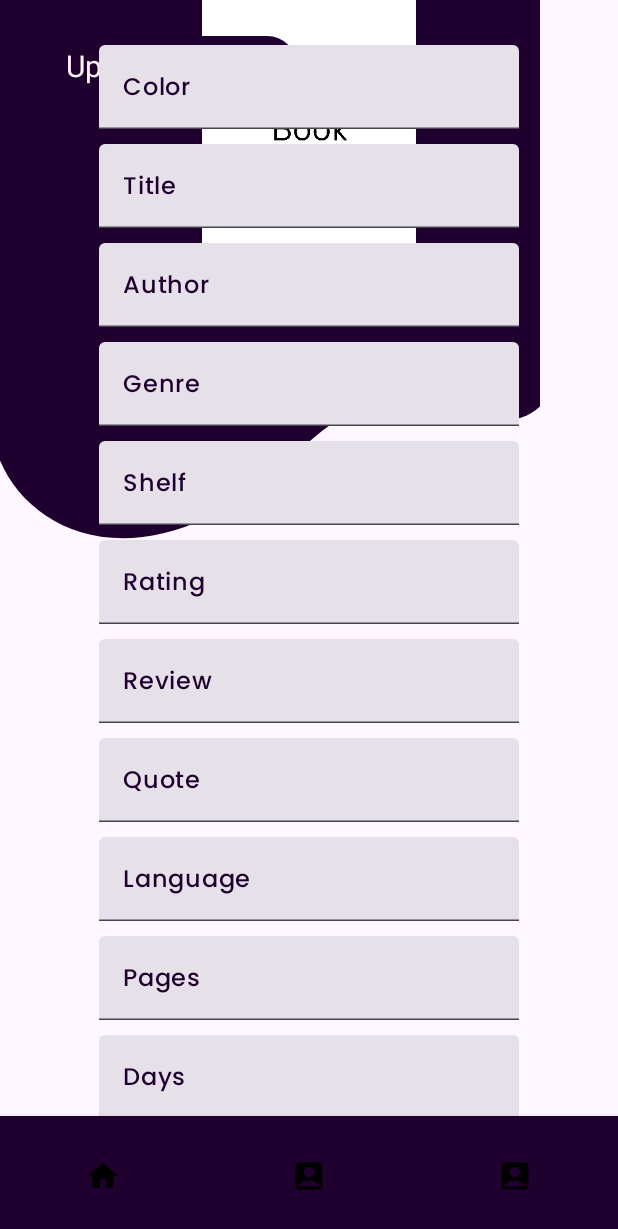
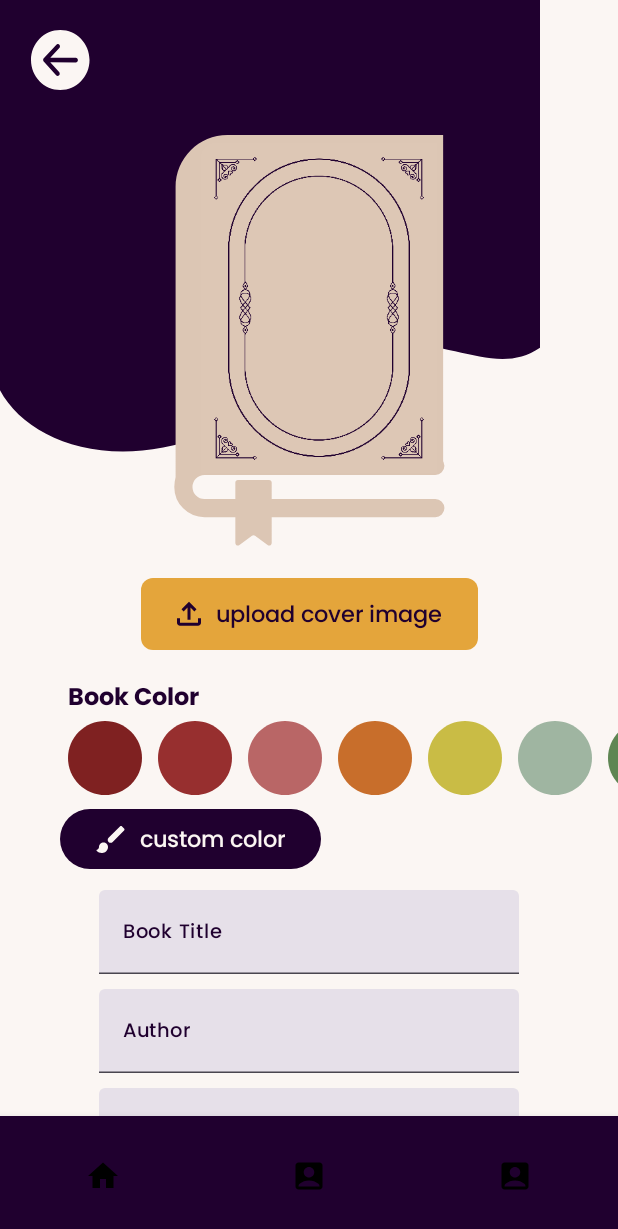
Before and after one commit to maximaaallost/ccl3, an Android app built with Jetpack Compose: the screen it shows after launch (MainActivity), on a phone screen of 412 x 824 dp. Shown: the top 1229 px of the screen. Run offline under Robolectric (Android 15) with nearby library versions, the phone set to English and light mode, and no system bars; libraries missing offline, so code that uses them is left out: androidx.camera.core, androidx.camera.lifecycle, androidx.camera.view.

Commit message:
add page styling textfield + textfield text composable

```diff
--- a/app/src/main/java/com/cc221013/bookify/ui/MainViews.kt
+++ b/app/src/main/java/com/cc221013/bookify/ui/MainViews.kt
@@ -6,6 +6,7 @@ import androidx.camera.core.ImageCapture
 import androidx.camera.core.ImageCaptureException
 import androidx.camera.view.PreviewView
 import androidx.compose.foundation.Image
+import androidx.compose.foundation.background
 import androidx.compose.foundation.clickable
 import androidx.compose.foundation.layout.Arrangement
 import androidx.compose.foundation.layout.Box
@@ -18,12 +19,15 @@ import androidx.compose.foundation.layout.height
 import androidx.compose.foundation.layout.padding
 import androidx.compose.foundation.layout.size
 import androidx.compose.foundation.lazy.LazyColumn
+import androidx.compose.foundation.lazy.LazyRow
 import androidx.compose.foundation.lazy.items
 import androidx.compose.foundation.rememberScrollState
 import androidx.compose.foundation.shape.RoundedCornerShape
+import androidx.compose.foundation.text.KeyboardOptions
 import androidx.compose.foundation.verticalScroll
 import androidx.compose.material.AlertDialog
 import androidx.compose.material.BottomNavigation
+import androidx.compose.material.ButtonDefaults
 import androidx.compose.material.Divider
 import androidx.compose.material.Icon
 import androidx.compose.material.IconButton
@@ -46,6 +50,7 @@ import androidx.compose.runtime.Composable
 import androidx.compose.runtime.collectAsState
 import androidx.compose.runtime.getValue
 import androidx.compose.runtime.mutableStateOf
+import androidx.compose.runtime.remember
 import androidx.compose.runtime.saveable.rememberSaveable
 import androidx.compose.runtime.setValue
 import androidx.compose.ui.Alignment
@@ -57,6 +62,7 @@ import androidx.compose.ui.res.stringResource
 import androidx.compose.ui.text.TextStyle
 import androidx.compose.ui.text.font.FontFamily
 import androidx.compose.ui.text.font.FontWeight
+import androidx.compose.ui.text.input.KeyboardType
 import androidx.compose.ui.text.input.TextFieldValue
 import androidx.compose.ui.unit.dp
 import androidx.compose.ui.unit.sp
@@ -67,11 +73,20 @@ import androidx.navigation.compose.composable
 import androidx.navigation.compose.rememberNavController
 import coil.compose.rememberImagePainter
 import com.cc221013.bookify.R
+import com.cc221013.bookify.ui.theme.Blue
 import com.cc221013.bookify.ui.theme.DarkBeige
+import com.cc221013.bookify.ui.theme.DarkBlue
+import com.cc221013.bookify.ui.theme.DarkRed
 import com.cc221013.bookify.ui.theme.LightBeige
+import com.cc221013.bookify.ui.theme.LightRed
 import com.cc221013.bookify.ui.theme.LightViolet
+import com.cc221013.bookify.ui.theme.Lime
+import com.cc221013.bookify.ui.theme.Mint
 import com.cc221013.bookify.ui.theme.NonWhite
+import com.cc221013.bookify.ui.theme.Orange
+import com.cc221013.bookify.ui.theme.Pink
 import com.cc221013.bookify.ui.theme.Poppins
+import com.cc221013.bookify.ui.theme.Turquoise
 import com.cc221013.bookify.ui.theme.Violet
 import com.cc221013.bookify.ui.theme.Yellow
 import java.io.File
@@ -96,7 +111,9 @@ fun MainView(mainViewModel: MainViewModel){
     val navController = rememberNavController()
 
     Scaffold(
-        bottomBar = {BottomNavigationBar(navController, state.value.selectedScreen)}
+        bottomBar = {
+            BottomNavigationBar(navController, state.value.selectedScreen)
+        }
     ) {
         NavHost(
             navController = navController,
@@ -127,7 +144,7 @@ fun MainView(mainViewModel: MainViewModel){
 @Composable
 fun BottomNavigationBar(navController: NavHostController, selectedScreen: Screen){
     BottomNavigation (
-        backgroundColor = MaterialTheme.colorScheme.primary
+        backgroundColor = MaterialTheme.colorScheme.primary,
     ) {
         NavigationBarItem(
             selected = (selectedScreen == Screen.Read),
@@ -272,134 +289,111 @@ fun AddBookScreen(mainViewModel: MainViewModel, navController: NavHostController
     var days by rememberSaveable(stateSaver = TextFieldValue.Saver) { mutableStateOf(TextFieldValue("")) }
     var mediaType by rememberSaveable(stateSaver = TextFieldValue.Saver) { mutableStateOf(TextFieldValue("")) }
 
-
-
-
-    Box(modifier = Modifier.fillMaxSize()) {
-
-
-        Button(onClick = { navController.navigate(Screen.Read.route) }) {
-            Text(text = "Back", style = TextStyle(fontSize = 20.sp, color = NonWhite))
-        }
-
-
-        Image(
-            painter = painterResource(id = R.drawable.violetswirl),
-            contentDescription = "Decorative Picture" )
-
-        Image(
-            painter = rememberImagePainter(lastItem), // show the last taken photo form the photosList
-            contentDescription = "Entry Image",
-            modifier = Modifier
-                .fillMaxWidth()
-                .height(200.dp)
-                .clip(RoundedCornerShape(8.dp))
-        )
-
-        Button(
-            onClick = { mainViewModel.enableCameraPreview(true)},
-            modifier = Modifier
-                .padding(20.dp)
-        ) { Text(text = "Upload Picture", style = TextStyle(fontSize = 20.sp, color = NonWhite)) }
-
-    }
-
-
     Column (
         modifier = Modifier
             .fillMaxSize()
-            .verticalScroll(rememberScrollState())
-            .padding(20.dp),
+            .verticalScroll(rememberScrollState()),
         horizontalAlignment = Alignment.CenterHorizontally,
         verticalArrangement = Arrangement.Center
     ){
+        //with back button, violetswirl and cover image
+        Box(modifier = Modifier.fillMaxSize()) {
+            Image(
+                painter = painterResource(id = R.drawable.violetswirl),
+                contentDescription = "Decorative Picture" )
+
+            Icon (
+                painter = painterResource(id = R.drawable.goback),
+                contentDescription = "Back",
+                tint = NonWhite,
+                modifier = Modifier
+                    .padding(20.dp)
+                    .clickable { navController.navigate(Screen.Read.route) }
+                    .size(40.dp)
 
 
+            )
+            Box( modifier = Modifier
+                .align(Alignment.TopCenter)
+                .padding(top = 90.dp, bottom = 20.dp, start = 20.dp, end = 20.dp)){
+                Icon(
+                    painter = painterResource(id = R.drawable.bookcover),
+                    contentDescription = "Book cover background",
+                    tint = DarkBeige,
+                    modifier = Modifier
+                        .size(275.dp)
+                )
 
+                Image(
+                    painter = rememberImagePainter(lastItem),
+                    contentDescription = "Entry Image",
+                    modifier = Modifier
+                        .height(225.dp)
+                        .padding(65.dp, 5.dp, 0.dp, 0.dp)
+                        .clip(RoundedCornerShape(10.dp, 0.dp, 0.dp, 0.dp))
+                )
+            }
 
-        TextField(
-            modifier = Modifier.padding(top = 10.dp),
-            value = color,
-            onValueChange = { newText -> color = newText },
-            label = { Text(text = "Color") },
+        }
+
+        //with camera button
+        Button(onClick = { mainViewModel.enableCameraPreview(true) },
+            modifier = Modifier
+                .clip(RoundedCornerShape(8.dp))
+                .background(Yellow),
+            colors = androidx.compose.material3.ButtonDefaults.buttonColors(Color.Transparent),
+        ) {
+            Icon(painter = painterResource(id = R.drawable.upload), contentDescription = "upload image icon", tint = Violet)
+            Text(text = "upload cover image", style = TextStyle(fontSize = 15.sp, color = Violet, fontFamily = Poppins), modifier = Modifier.padding(start = 10.dp))
+        }
+
+        Text(text = "Book Color",
+            style = TextStyle(fontSize = 16.sp, color = Violet, fontFamily = Poppins, fontWeight = FontWeight.ExtraBold),
+            modifier = Modifier
+                .padding(top = 20.dp, start = 45.dp)
+                .align(Alignment.Start),
         )
 
-        TextField(
-            modifier = Modifier.padding(top = 10.dp),
-            value = title,
-            onValueChange = { newText -> title = newText },
-            label = { Text(text = "Title") },
-        )
+        ColorList()
 
-        TextField(
-            modifier = Modifier.padding(top = 10.dp),
-            value = author,
-            onValueChange = { newText -> author = newText },
-            label = { Text(text = "Author") },
-        )
+        Button(onClick = { },
+            modifier = Modifier
+                .clip(RoundedCornerShape(8.dp))
+                .align(Alignment.Start)
+                .padding(start = 40.dp),
+            //colors = ButtonDefaults.buttonColors(backgroundColor = Yellow),
+        ) {
+            Icon(painter = painterResource(id = R.drawable.paintbrush), contentDescription = "custom color icon", tint = NonWhite)
+            Text(text = "custom color", style = TextStyle(fontSize = 15.sp, color = NonWhite, fontFamily = Poppins), modifier = Modifier.padding(start = 10.dp))
+        }
 
-        TextField(
-            modifier = Modifier.padding(top = 10.dp),
-            value = genre,
-            onValueChange = { newText -> genre = newText },
-            label = { Text(text = "Genre") },
-        )
-
-        TextField(
-            modifier = Modifier.padding(top = 10.dp),
-            value = shelf,
-            onValueChange = { newText -> shelf = newText },
-            label = { Text(text = "Shelf") },
-        )
-
-        TextField(
-            modifier = Modifier.padding(top = 10.dp),
-            value = rating,
-            onValueChange = { newText -> rating = newText },
-            label = { Text(text = "Rating") },
-        )
-
-        TextField(
-            modifier = Modifier.padding(top = 10.dp),
-            value = review,
-            onValueChange = { newText -> review = newText },
-            label = { Text(text = "Review") },
-        )
-
-        TextField(
-            modifier = Modifier.padding(top = 10.dp),
-            value = quote,
-            onValueChange = { newText -> quote = newText },
-            label = { Text(text = "Quote") },
-        )
-
-        TextField(
-            modifier = Modifier.padding(top = 10.dp),
-            value = language,
-            onValueChange = { newText -> language = newText },
-            label = { Text(text = "Language") },
-        )
-
-        TextField(
-            modifier = Modifier.padding(top = 10.dp),
-            value = pages,
-            onValueChange = { newText -> pages = newText },
-            label = { Text(text = "Pages") },
-        )
-
-        TextField(
-            modifier = Modifier.padding(top = 10.dp),
-            value = days,
-            onValueChange = { newText -> days = newText },
-            label = { Text(text = "Days") },
-        )
-
-        TextField(
-            modifier = Modifier.padding(top = 10.dp),
-            value = mediaType,
-            onValueChange = { newText -> mediaType = newText },
-            label = { Text(text = "Media Type") },
-        )
+ Column {
+        StyledTextField(title,"Book Title")
+        StyledTextField(author,"Author")
+        StyledTextField(genre,"Genre")
+        StyledText("Shelf")
+        StyledTextField(shelf,"Shelf")
+        StyledText("Rate the book")
+        StyledTextField(rating,"Rating")
+        StyledText("Write a review")
+        StyledTextField(review,"Review")
+        StyledText("Quotes")
+        StyledTextField(quote,"'I will not die today' - Harry Potter")
+        Button(onClick = { mainViewModel.enableCameraPreview(true) },
+         modifier = Modifier
+             .clip(RoundedCornerShape(8.dp))
+             .padding(start = 20.dp)
+         //colors = ButtonDefaults.buttonColors(backgroundColor = Yellow),
+        ) {
+         Icon(imageVector = Icons.Default.Add, contentDescription = "add quote", tint = NonWhite)
+         Text(text = "add quote", style = TextStyle(fontSize = 15.sp, color = NonWhite, fontFamily = Poppins), modifier = Modifier.padding(start = 5.dp))
+        }
+        StyledTextField(language,"Language")
+        StyledText("Amount of Pages")
+        StyledTextField(pages,"Pages")
+        StyledTextField(days,"Days")
+        StyledTextField(mediaType,"Media Type")
+ }
 
         Button(
             onClick = {
@@ -434,6 +428,61 @@ fun AddBookScreen(mainViewModel: MainViewModel, navController: NavHostController
 }
 
 @Composable
+fun ColorList() {
+    val colorList = listOf(
+        DarkRed, LightRed, Pink, Orange, Lime, Mint, Turquoise, Blue, DarkBlue
+    )
+   Row {
+        Spacer(modifier = Modifier.padding(20.dp))
+        LazyRow {
+            items(colorList) { color ->
+                Icon(
+                    painter = painterResource(id = R.drawable.circle),
+                    contentDescription = null,
+                    tint = color,
+                    modifier = Modifier
+                        .size(60.dp)
+                        .padding(5.dp)
+                )
+            }
+        }
+    }
+}
+
+@OptIn(ExperimentalMaterial3Api::class)
+@Composable
+fun StyledTextField( value: TextFieldValue, label: String) {
+    var inputValue = value;
+    TextField(
+        value = inputValue,
+//        colors = TextFieldDefaults.textFieldColors(
+//            backgroundColor = DarkBeige,
+//            focusedIndicatorColor = Color.Transparent,
+//            unfocusedIndicatorColor = Color.Transparent,
+//            disabledIndicatorColor = Color.Transparent
+//        ),
+        modifier = Modifier
+            .padding(top = 10.dp)
+            .padding(horizontal = 16.dp)
+            .background(DarkBeige, RoundedCornerShape(8.dp)),
+        onValueChange = { newText -> inputValue = newText },
+        label = { Text(text = "$label", color = Violet, fontSize = 13.sp) },
+        keyboardOptions = KeyboardOptions.Default.copy(
+            keyboardType = KeyboardType.Text
+        )
+    )
+}
+
+@Composable
+fun StyledText(text: String) {
+    Text(text = "$text",
+        style = TextStyle(fontSize = 16.sp, color = Violet, fontFamily = Poppins, fontWeight = FontWeight.ExtraBold),
+        modifier = Modifier
+            .padding(start = 16.dp, top = 10.dp )
+    )
+}
+
+        @Composable
 fun CameraView(mainViewModel: MainViewModel, previewView: PreviewView, imageCapture: ImageCapture, cameraExecutor: ExecutorService, directory: File){
     Box(contentAlignment = Alignment.BottomCenter, modifier = Modifier.fillMaxSize()){
         AndroidView({previewView}, modifier = Modifier.fillMaxSize())
--- a/app/src/main/java/com/cc221013/bookify/ui/theme/Color.kt
+++ b/app/src/main/java/com/cc221013/bookify/ui/theme/Color.kt
@@ -8,3 +8,15 @@ val DarkBeige = Color(0xFFDCC6B4)
 val LightBeige = Color(0xFFF0E3D8)
 val Violet = Color(0xFF20002F)
 val LightViolet = Color(0xFF735D7A)
+
+
+//Colors for Color Picker
+val DarkRed = Color(0xFF7F2121)
+val LightRed = Color(0xFF972F2F)
+val Pink = Color(0xFFB96666)
+val Orange = Color(0xFFC86E2B)
+val Lime = Color(0xFFC9BC45)
+val Mint = Color(0xFF9FB5A1)
+val Turquoise = Color(0xFF5F8653)
+val Blue = Color(0xFF86B9C0)
+val DarkBlue = Color(0xFF066D7B)
--- a/app/src/main/java/com/cc221013/bookify/ui/theme/Theme.kt
+++ b/app/src/main/java/com/cc221013/bookify/ui/theme/Theme.kt
@@ -17,14 +17,16 @@ import androidx.core.view.WindowCompat
 
 private val DarkColorScheme = darkColorScheme(
     primary = Violet,
-    secondary = Yellow,
-    tertiary = NonWhite
+    secondary = LightViolet,
+    tertiary = NonWhite,
+    background = NonWhite
 )
 
 private val LightColorScheme = lightColorScheme(
     primary = Violet,
     secondary = LightViolet,
-    tertiary = NonWhite
+    tertiary = NonWhite,
+    background = NonWhite
 )
 
 @Composable
--- /dev/null
+++ b/app/src/main/res/drawable/bookcover.xml
@@ -0,0 +1,18 @@
+<vector xmlns:android="http://schemas.android.com/apk/res/android"
+    android:width="105dp"
+    android:height="159dp"
+    android:viewportWidth="105"
+    android:viewportHeight="159">
+  <path
+      android:pathData="M1,20C1,8.95 9.95,0 21,0H104V127.38H13.5L1,134.16V20Z"
+      android:fillColor="#E5A63B"/>
+  <path
+      android:pathData="M101,127.38H12.13C7.64,127.38 4,131.02 4,135.51V135.51C4,140 7.64,143.64 12.13,143.64H101"
+      android:strokeWidth="7"
+      android:fillColor="#00000000"
+      android:strokeColor="#E5A63B"
+      android:strokeLineCap="round"/>
+  <path
+      android:pathData="M24,157.03V133.8C24,133.25 24.45,132.8 25,132.8H37C37.55,132.8 38,133.25 38,133.8V157.03C38,157.85 37.07,158.32 36.41,157.84L31.59,154.31C31.24,154.05 30.76,154.05 30.41,154.31L25.59,157.84C24.93,158.32 24,157.85 24,157.03Z"
+      android:fillColor="#FCF7F4"/>
+</vector>
--- /dev/null
+++ b/app/src/main/res/drawable/circle.xml
@@ -0,0 +1,9 @@
+<vector xmlns:android="http://schemas.android.com/apk/res/android"
+    android:width="40dp"
+    android:height="40dp"
+    android:viewportWidth="40"
+    android:viewportHeight="40">
+  <path
+      android:pathData="M20,20m-20,0a20,20 0,1 1,40 0a20,20 0,1 1,-40 0"
+      android:fillColor="#812121"/>
+</vector>
--- a/app/src/main/res/drawable/goback.xml
+++ b/app/src/main/res/drawable/goback.xml
@@ -4,9 +4,7 @@
     android:viewportWidth="40"
     android:viewportHeight="41">
   <path
-      android:pathData="M0,20.5a20,20.5 0,1 0,40 0a20,20.5 0,1 0,-40 0z"
-      android:fillColor="#FCF7F4"/>
-  <path
-      android:pathData="M19.369,10.019C19.5,10.166 19.604,10.339 19.675,10.53C19.745,10.721 19.78,10.925 19.778,11.13C19.777,11.336 19.738,11.539 19.664,11.729C19.591,11.918 19.484,12.09 19.35,12.234L13.182,18.885L30.628,19.041C31.006,19.044 31.367,19.212 31.631,19.508C31.896,19.803 32.043,20.202 32.039,20.617C32.036,21.031 31.882,21.427 31.613,21.718C31.343,22.009 30.979,22.17 30.602,22.167L13.156,22.011L19.209,28.774C19.474,29.07 19.621,29.47 19.618,29.885C19.614,30.3 19.461,30.697 19.191,30.988C18.92,31.279 18.556,31.441 18.178,31.438C17.799,31.434 17.438,31.266 17.173,30.97L8.708,21.517C8.576,21.37 8.472,21.197 8.402,21.006C8.332,20.815 8.297,20.611 8.298,20.406C8.3,20.2 8.339,19.997 8.412,19.807C8.486,19.618 8.593,19.446 8.727,19.302L17.351,10.001C17.485,9.857 17.643,9.743 17.817,9.665C17.991,9.588 18.177,9.549 18.364,9.551C18.552,9.552 18.737,9.595 18.909,9.675C19.082,9.756 19.238,9.873 19.369,10.019Z"
-      android:fillColor="#20002F"/>
+      android:pathData="M20,41C31.046,41 40,31.822 40,20.5C40,9.178 31.046,0 20,0C8.954,0 0,9.178 0,20.5C0,31.822 8.954,41 20,41ZM19.675,10.53C19.604,10.339 19.5,10.166 19.369,10.019C19.238,9.872 19.082,9.755 18.909,9.675C18.737,9.595 18.552,9.552 18.364,9.551C18.177,9.549 17.991,9.588 17.817,9.665C17.643,9.743 17.485,9.857 17.351,10.001L8.727,19.302C8.593,19.446 8.486,19.618 8.412,19.807C8.339,19.997 8.3,20.2 8.298,20.406C8.297,20.611 8.332,20.815 8.402,21.006C8.472,21.197 8.576,21.37 8.708,21.516L17.173,30.97C17.438,31.266 17.799,31.434 18.178,31.438C18.556,31.441 18.92,31.279 19.191,30.988C19.461,30.697 19.614,30.3 19.618,29.885C19.621,29.47 19.475,29.07 19.209,28.774L13.156,22.011L30.602,22.167C30.979,22.17 31.343,22.009 31.613,21.718C31.882,21.427 32.036,21.031 32.039,20.617C32.043,20.202 31.896,19.803 31.631,19.508C31.367,19.212 31.006,19.044 30.628,19.041L13.182,18.885L19.35,12.233C19.484,12.089 19.591,11.918 19.664,11.729C19.738,11.539 19.777,11.336 19.778,11.13C19.78,10.925 19.745,10.72 19.675,10.53Z"
+      android:fillColor="#FCF7F4"
+      android:fillType="evenOdd"/>
 </vector>
--- /dev/null
+++ b/app/src/main/res/drawable/paintbrush.xml
@@ -0,0 +1,9 @@
+<vector xmlns:android="http://schemas.android.com/apk/res/android"
+    android:width="19dp"
+    android:height="18dp"
+    android:viewportWidth="19"
+    android:viewportHeight="18">
+  <path
+      android:pathData="M18.71,1.633L17.37,0.292C17,-0.097 16.35,-0.097 15.96,0.292L8.375,7.878C7.616,8.637 7.616,9.868 8.375,10.627C9.134,11.387 10.366,11.387 11.125,10.627L18.71,3.043C19.1,2.652 19.1,2.003 18.71,1.633ZM5,11.002C4.204,11.002 3.441,11.319 2.879,11.881C2.316,12.444 2,13.207 2,14.002C2,15.022 1.298,15.665 0.591,15.901C0.356,15.979 0.22,16.281 0.393,16.458C1.332,17.413 2.696,18.003 4,18.003C5.061,18.003 6.078,17.581 6.828,16.831C7.579,16.081 8,15.063 8,14.002C8,13.207 7.684,12.444 7.121,11.881C6.559,11.319 5.796,11.002 5,11.002Z"
+      android:fillColor="#FCF7F4"/>
+</vector>
--- /dev/null
+++ b/app/src/main/res/drawable/upload.xml
@@ -0,0 +1,9 @@
+<vector xmlns:android="http://schemas.android.com/apk/res/android"
+    android:width="16dp"
+    android:height="17dp"
+    android:viewportWidth="16"
+    android:viewportHeight="17">
+  <path
+      android:pathData="M7,12.5V4.35L4.4,6.95L3,5.5L8,0.5L13,5.5L11.6,6.95L9,4.35V12.5H7ZM2,16.5C1.45,16.5 0.979,16.304 0.588,15.913C0.197,15.522 0.001,15.051 0,14.5V11.5H2V14.5H14V11.5H16V14.5C16,15.05 15.804,15.521 15.413,15.913C15.022,16.305 14.551,16.501 14,16.5H2Z"
+      android:fillColor="#20002F"/>
+</vector>
--- a/app/src/main/res/drawable/violetswirl.xml
+++ b/app/src/main/res/drawable/violetswirl.xml
@@ -1,9 +1,9 @@
 <vector xmlns:android="http://schemas.android.com/apk/res/android"
     android:width="360dp"
-    android:height="359dp"
+    android:height="301dp"
     android:viewportWidth="360"
-    android:viewportHeight="359">
+    android:viewportHeight="301">
   <path
-      android:pathData="M201.5,299C106.22,392.5 23.03,361.38 0,307V-23H360V271C320,306 274.36,227.5 201.5,299Z"
+      android:pathData="M201.5,253.86C106.22,327.58 23.03,303.05 0,260.17V0H180H360V231.79C320,259.38 274.36,197.49 201.5,253.86Z"
       android:fillColor="#20002F"/>
 </vector>
```
Also changed, not shown: app/src/main/res/drawable/placeholdercover.png.
